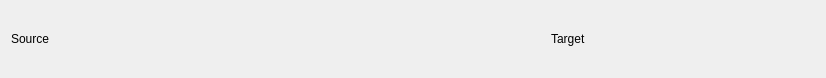
First picture: the form in btms_ui/ui/btms-source.ui, repository pcdshub/btms-ui, before the edit.
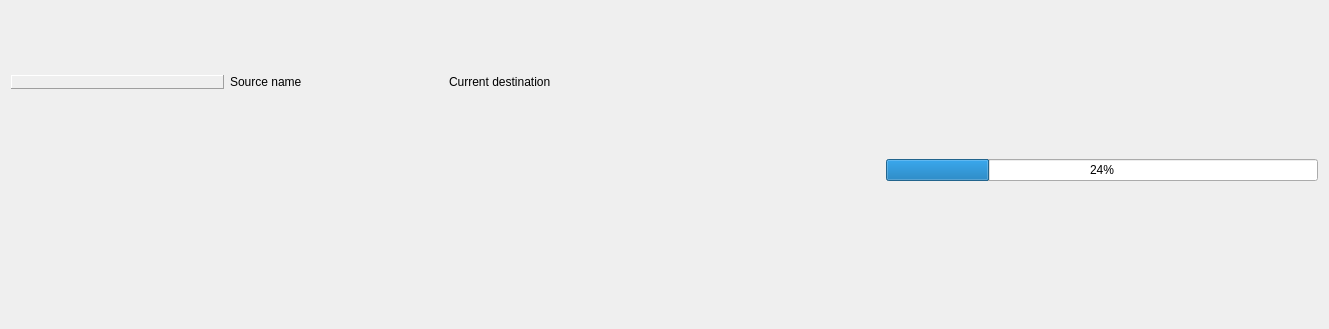
Second picture: the form after the edit. Custom widgets are drawn as their Qt base class.

Commit message: REF: code -> designer

Diff of the .ui file:
```diff
--- a/btms_ui/ui/btms-source.ui
+++ b/btms_ui/ui/btms-source.ui
@@ -6,23 +6,78 @@
    <rect>
     <x>0</x>
     <y>0</y>
-    <width>826</width>
-    <height>78</height>
+    <width>1329</width>
+    <height>329</height>
    </rect>
   </property>
+  <property name="sizePolicy">
+   <sizepolicy hsizetype="Preferred" vsizetype="Maximum">
+    <horstretch>0</horstretch>
+    <verstretch>0</verstretch>
+   </sizepolicy>
+  </property>
   <property name="windowTitle">
    <string>Form</string>
   </property>
-  <layout class="QHBoxLayout" name="horizontalLayout">
-   <item>
-    <widget class="QLabel" name="source_name_label">
-     <property name="text">
-      <string>Source</string>
+  <layout class="QGridLayout" name="source_layout">
+   <item row="1" column="2">
+    <widget class="QProgressBar" name="motion_progress_widget">
+     <property name="sizePolicy">
+      <sizepolicy hsizetype="Minimum" vsizetype="Maximum">
+       <horstretch>0</horstretch>
+       <verstretch>0</verstretch>
+      </sizepolicy>
      </property>
+     <property name="value">
+      <number>24</number>
+     </property>
     </widget>
    </item>
-   <item>
-    <widget class="PyDMLabel" name="current_dest_label">
+   <item row="0" column="0">
+    <layout class="QHBoxLayout" name="source_and_validity_layout">
+     <item>
+      <widget class="BtmsSourceValidWidget" name="valid_widget">
+       <property name="frameShape">
+        <enum>QFrame::Panel</enum>
+       </property>
+       <property name="frameShadow">
+        <enum>QFrame::Raised</enum>
+       </property>
+      </widget>
+     </item>
+     <item>
+      <widget class="QLabel" name="source_name_label">
+       <property name="sizePolicy">
+        <sizepolicy hsizetype="Preferred" vsizetype="Maximum">
+         <horstretch>0</horstretch>
+         <verstretch>0</verstretch>
+        </sizepolicy>
+       </property>
+       <property name="text">
+        <string>Source name</string>
+       </property>
+      </widget>
+     </item>
+    </layout>
+   </item>
+   <item row="1" column="1">
+    <widget class="BtmsLaserDestinationChoice" name="target_dest_widget">
+     <property name="frameShape">
+      <enum>QFrame::NoFrame</enum>
+     </property>
+     <property name="frameShadow">
+      <enum>QFrame::Raised</enum>
+     </property>
+    </widget>
+   </item>
+   <item row="3" column="0">
+    <widget class="TyphosPositionerWidget" name="linear_widget">
+     <property name="sizePolicy">
+      <sizepolicy hsizetype="Preferred" vsizetype="Maximum">
+       <horstretch>0</horstretch>
+       <verstretch>0</verstretch>
+      </sizepolicy>
+     </property>
      <property name="toolTip">
       <string/>
      </property>
@@ -31,10 +86,29 @@
      </property>
     </widget>
    </item>
-   <item>
-    <widget class="QLabel" name="label_3">
+   <item row="0" column="1" alignment="Qt::AlignVCenter">
+    <widget class="BtmsLaserDestinationLabel" name="current_dest_label">
+     <property name="sizePolicy">
+      <sizepolicy hsizetype="Preferred" vsizetype="Maximum">
+       <horstretch>0</horstretch>
+       <verstretch>0</verstretch>
+      </sizepolicy>
+     </property>
      <property name="text">
-      <string>Target</string>
+      <string>Current destination</string>
+     </property>
+    </widget>
+   </item>
+   <item row="3" column="1">
+    <widget class="TyphosPositionerWidget" name="rotary_widget">
+     <property name="sizePolicy">
+      <sizepolicy hsizetype="Preferred" vsizetype="Maximum">
+       <horstretch>0</horstretch>
+       <verstretch>0</verstretch>
+      </sizepolicy>
+     </property>
+     <property name="toolTip">
+      <string/>
      </property>
     </widget>
    </item>
@@ -42,9 +116,26 @@
  </widget>
  <customwidgets>
   <customwidget>
-   <class>PyDMLabel</class>
+   <class>TyphosPositionerWidget</class>
+   <extends>QWidget</extends>
+   <header>typhos.positioner</header>
+  </customwidget>
+  <customwidget>
+   <class>BtmsLaserDestinationLabel</class>
    <extends>QLabel</extends>
-   <header>pydm.widgets.label</header>
+   <header>btms_ui.widgets</header>
+  </customwidget>
+  <customwidget>
+   <class>BtmsLaserDestinationChoice</class>
+   <extends>QFrame</extends>
+   <header>btms_ui.widgets</header>
+   <container>1</container>
+  </customwidget>
+  <customwidget>
+   <class>BtmsSourceValidWidget</class>
+   <extends>QFrame</extends>
+   <header>btms_ui.widgets</header>
+   <container>1</container>
   </customwidget>
  </customwidgets>
  <resources/>
```
Left out of the diff: 14 changed lines with no effect on the pictures. The commit also changes 1 other file.
